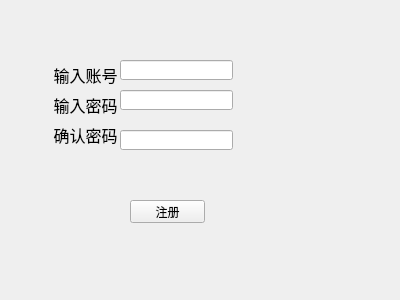
First picture: the form in liaotian/registerwidget.ui, repository trommor/QTliaotian, before the edit.
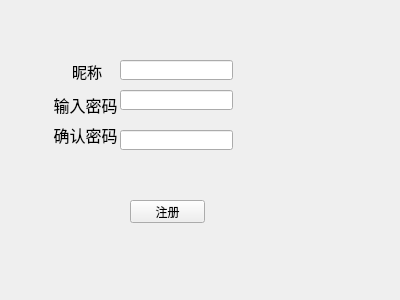
Second picture: the form after the edit.

Diff of the .ui file:
```diff
--- a/liaotian/registerwidget.ui
+++ b/liaotian/registerwidget.ui
@@ -26,19 +26,6 @@
     <string>注册</string>
    </property>
   </widget>
-  <widget class="QLabel" name="label">
-   <property name="geometry">
-    <rect>
-     <x>50</x>
-     <y>60</y>
-     <width>71</width>
-     <height>31</height>
-    </rect>
-   </property>
-   <property name="text">
-    <string>&lt;html&gt;&lt;head/&gt;&lt;body&gt;&lt;p align=&quot;center&quot;&gt;&lt;span style=&quot; font-size:12pt;&quot;&gt;输入账号&lt;/span&gt;&lt;/p&gt;&lt;/body&gt;&lt;/html&gt;</string>
-   </property>
-  </widget>
   <widget class="QLabel" name="label_2">
    <property name="geometry">
     <rect>
@@ -65,16 +52,6 @@
     <string>&lt;html&gt;&lt;head/&gt;&lt;body&gt;&lt;p align=&quot;center&quot;&gt;&lt;span style=&quot; font-size:12pt;&quot;&gt;确认密码&lt;/span&gt;&lt;/p&gt;&lt;/body&gt;&lt;/html&gt;</string>
    </property>
   </widget>
-  <widget class="QLineEdit" name="usernameLineEdit">
-   <property name="geometry">
-    <rect>
-     <x>120</x>
-     <y>60</y>
-     <width>113</width>
-     <height>20</height>
-    </rect>
-   </property>
-  </widget>
   <widget class="QLineEdit" name="passwordLineEdit">
    <property name="geometry">
     <rect>
@@ -114,6 +91,29 @@
     <string/>
    </property>
   </widget>
+  <widget class="QLabel" name="label_4">
+   <property name="geometry">
+    <rect>
+     <x>60</x>
+     <y>60</y>
+     <width>54</width>
+     <height>21</height>
+    </rect>
+   </property>
+   <property name="text">
+    <string>&lt;html&gt;&lt;head/&gt;&lt;body&gt;&lt;p align=&quot;center&quot;&gt;&lt;span style=&quot; font-size:11pt;&quot;&gt;昵称&lt;/span&gt;&lt;/p&gt;&lt;/body&gt;&lt;/html&gt;</string>
+   </property>
+  </widget>
+  <widget class="QLineEdit" name="nameLineEdit">
+   <property name="geometry">
+    <rect>
+     <x>120</x>
+     <y>60</y>
+     <width>113</width>
+     <height>20</height>
+    </rect>
+   </property>
+  </widget>
  </widget>
  <resources/>
  <connections/>
```
